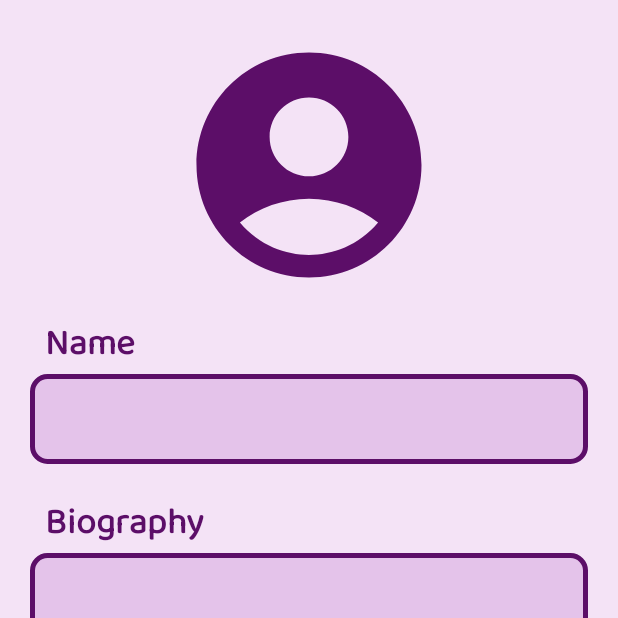
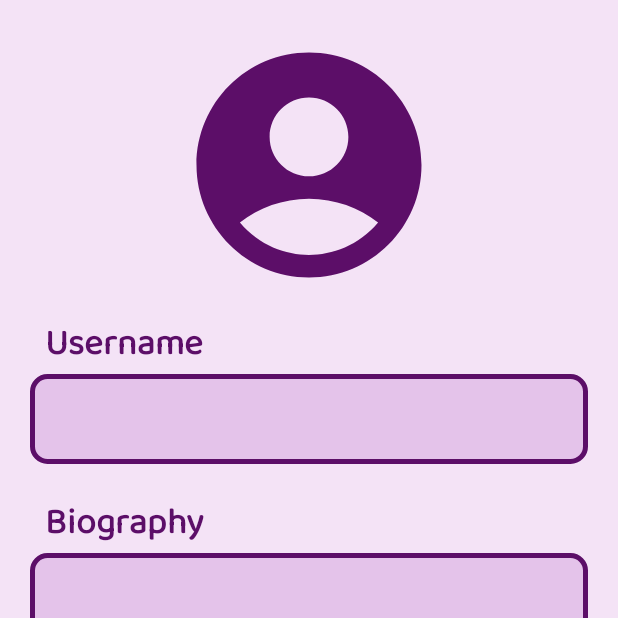
Before and after one commit to EmirKrs/socialquote, an Android app: the fragment EditProfileFragment placed in its activity, after a tap on "Save", on a phone screen of 412 x 824 dp, the top half of it. Run offline under Robolectric (Android 15) with nearby library versions, the phone set to English and light mode, and no system bars; our stand-ins replace Firebase (no records; nobody signed in at launch, a user with empty details on screens opened directly); libraries missing offline, so code that uses them is left out: com.etebarian.meowbottomnavigation; plain views replace MeowBottomNavigation; 8 statements that could not run were skipped.

Commit message:
eighth commit

```diff
--- a/app/build.gradle
+++ b/app/build.gradle
@@ -61,4 +61,7 @@ dependencies {
 
     //Shape imageview
     implementation 'com.google.android.material:material:1.10.0'
+
+    //Picasso
+    implementation 'com.squareup.picasso:picasso:2.8'
 }
--- a/app/src/main/java/com/emirhankaraarslan/socialquote/views/AddPostFragment.java
+++ b/app/src/main/java/com/emirhankaraarslan/socialquote/views/AddPostFragment.java
@@ -31,8 +31,6 @@ public class AddPostFragment extends Fragment {
 
     }
 
-
-
     @Override
     public View onCreateView(LayoutInflater inflater, ViewGroup container,
                              Bundle savedInstanceState) {
@@ -43,7 +41,6 @@ public class AddPostFragment extends Fragment {
 
     }
 
-
     @Override
     public void onViewCreated(@NonNull View view, @Nullable Bundle savedInstanceState) {
         super.onViewCreated(view, savedInstanceState);
@@ -52,7 +49,6 @@ public class AddPostFragment extends Fragment {
         binding.shareButton.setOnClickListener(new View.OnClickListener() {
             @Override
             public void onClick(View view) {
-
 
                 FragmentManager fragmentManager = requireActivity().getSupportFragmentManager();
                 FragmentTransaction fragmentTransaction = fragmentManager.beginTransaction();
--- a/app/src/main/java/com/emirhankaraarslan/socialquote/views/EditProfileFragment.java
+++ b/app/src/main/java/com/emirhankaraarslan/socialquote/views/EditProfileFragment.java
@@ -4,12 +4,10 @@ import android.Manifest;
 import android.app.Activity;
 import android.content.Intent;
 import android.content.pm.PackageManager;
-import android.graphics.Bitmap;
 import android.net.Uri;
 import android.os.Build;
 import android.os.Bundle;
 
-import androidx.activity.OnBackPressedCallback;
 import androidx.activity.result.ActivityResult;
 import androidx.activity.result.ActivityResultCallback;
 import androidx.activity.result.ActivityResultLauncher;
@@ -31,27 +29,17 @@ import android.widget.Toast;
 import com.emirhankaraarslan.socialquote.R;
 import com.emirhankaraarslan.socialquote.databinding.FragmentEditProfileBinding;
 import com.etebarian.meowbottomnavigation.MeowBottomNavigation;
-import com.google.android.gms.tasks.OnCompleteListener;
 import com.google.android.gms.tasks.OnFailureListener;
 import com.google.android.gms.tasks.OnSuccessListener;
-import com.google.android.gms.tasks.Task;
 import com.google.android.material.snackbar.Snackbar;
 import com.google.firebase.auth.FirebaseAuth;
-import com.google.firebase.auth.FirebaseUser;
 import com.google.firebase.firestore.DocumentReference;
-import com.google.firebase.firestore.DocumentSnapshot;
-import com.google.firebase.firestore.EventListener;
-import com.google.firebase.firestore.FieldValue;
 import com.google.firebase.firestore.FirebaseFirestore;
-import com.google.firebase.firestore.FirebaseFirestoreException;
-import com.google.firebase.firestore.QuerySnapshot;
 import com.google.firebase.storage.FirebaseStorage;
 import com.google.firebase.storage.StorageReference;
 import com.google.firebase.storage.UploadTask;
 
 import java.util.HashMap;
-import java.util.Map;
-import java.util.Objects;
 import java.util.UUID;
 
 
@@ -62,7 +50,7 @@ public class EditProfileFragment extends Fragment {
     private ActivityResultLauncher<String> permissionLauncher;
     private Uri imageData;
     private FirebaseStorage firebaseStorage;
-    //private FirebaseAuth auth;
+    private FirebaseAuth auth;
     private FirebaseFirestore firebaseFirestore;
     private StorageReference storageReference;
 
@@ -92,7 +80,6 @@ public class EditProfileFragment extends Fragment {
     public void onViewCreated(@NonNull View view, @Nullable Bundle savedInstanceState) {
         super.onViewCreated(view, savedInstanceState);
 
-
         MeowBottomNavigation bottomNavigation = requireActivity().findViewById(R.id.bottomNavigation);
         bottomNavigation.setVisibility(View.GONE);
 
@@ -100,8 +87,9 @@ public class EditProfileFragment extends Fragment {
 
         firebaseStorage = FirebaseStorage.getInstance();
         firebaseFirestore = FirebaseFirestore.getInstance();
-        //auth = FirebaseAuth.getInstance();
+        auth = FirebaseAuth.getInstance();
         storageReference = firebaseStorage.getReference();
+
 
         binding.saveButton.setOnClickListener(new View.OnClickListener() {
             @Override
@@ -110,7 +98,14 @@ public class EditProfileFragment extends Fragment {
                 UUID uuid = UUID.randomUUID();
                 String imageName = "images/" + uuid + ".jpg";
 
-                if (imageData != null){
+                String name = binding.nameEditText.getText().toString();
+                String biography = binding.bioEditText.getText().toString();
+
+                if (imageData == null || name.equals("")|| biography.equals("")){
+                    Toast.makeText(requireActivity(), "Lütfen alanları doldurunuz", Toast.LENGTH_SHORT).show();
+                }
+
+                else if (imageData != null && !name.equals("") && !biography.equals("")){
                     storageReference.child(imageName).putFile(imageData).addOnSuccessListener(new OnSuccessListener<UploadTask.TaskSnapshot>() {
                         @Override
                         public void onSuccess(UploadTask.TaskSnapshot taskSnapshot) {
@@ -118,17 +113,16 @@ public class EditProfileFragment extends Fragment {
                             storageReference.child(imageName).getDownloadUrl().addOnSuccessListener(new OnSuccessListener<Uri>() {
                                 @Override
                                 public void onSuccess(Uri uri) {
+
                                     String downloadUrl = uri.toString();
-                                    String name = binding.nameEditText.getText().toString();
-                                    String biography = binding.bioEditText.getText().toString();
-                                    //FirebaseUser user = auth.getCurrentUser();
+                                    String userId = auth.getCurrentUser().getUid();
 
                                     HashMap<String, Object> profileData = new HashMap<>();
 
                                     profileData.put("username",name);
                                     profileData.put("biography",biography);
                                     profileData.put("downloadurl",downloadUrl);
-                                    profileData.put("date", FieldValue.serverTimestamp());
+                                    profileData.put("userid", userId);
 
                                     firebaseFirestore.collection("Profiles").add(profileData).addOnSuccessListener(new OnSuccessListener<DocumentReference>() {
                                         @Override
@@ -137,7 +131,6 @@ public class EditProfileFragment extends Fragment {
                                             FragmentTransaction fragmentTransaction = fragmentManager.beginTransaction();
                                             fragmentTransaction.replace(R.id.frameLayout, new ProfileFragment());
                                             fragmentTransaction.commit();
-
                                         }
                                     }).addOnFailureListener(new OnFailureListener() {
                                         @Override
@@ -155,7 +148,6 @@ public class EditProfileFragment extends Fragment {
                         }
                     });
                 }
-
             }
         });
 
--- a/app/src/main/java/com/emirhankaraarslan/socialquote/views/LoginFragment.java
+++ b/app/src/main/java/com/emirhankaraarslan/socialquote/views/LoginFragment.java
@@ -30,6 +30,7 @@ public class LoginFragment extends Fragment {
     private FragmentLoginBinding binding;
     private SharedPreferences.Editor editor;
     private SharedPreferences sharedPreferences;
+
     public LoginFragment() {
         // Required empty public constructor
     }
@@ -57,6 +58,7 @@ public class LoginFragment extends Fragment {
 
         sharedPreferences = getContext().getSharedPreferences(getContext().getPackageName(), Context.MODE_PRIVATE);
         boolean isLogin = sharedPreferences.getBoolean("isLogin", false);
+
 
         if (isLogin){
             Intent intentToHome = new Intent(getActivity(), HomeActivity.class);
@@ -96,6 +98,9 @@ public class LoginFragment extends Fragment {
             public void onClick(View view) {
                 NavDirections action = LoginFragmentDirections.actionLoginFragmentToRegisterFragment();
                 Navigation.findNavController(view).navigate(action);
+
+                binding.emailPlain.setText("");
+                binding.passwordPlain.setText("");
             }
         });
     }
--- a/app/src/main/res/layout/fragment_edit_profile.xml
+++ b/app/src/main/res/layout/fragment_edit_profile.xml
@@ -28,7 +28,7 @@
         android:layout_marginStart="30dp"
         android:layout_marginTop="10dp"
         android:fontFamily="@font/baloo_bhai"
-        android:text="Name"
+        android:text="Username"
         android:textColor="@color/darkPurple"
         android:textSize="24sp"
         android:textStyle="bold"
```
Also changed, not shown: app/src/main/java/com/emirhankaraarslan/socialquote/model/Post.java (added, +19 -0 lines), app/src/main/java/com/emirhankaraarslan/socialquote/views/ProfileFragment.java (+44 -2 lines), app/src/main/java/com/emirhankaraarslan/socialquote/views/RegisterFragment.java (+10 -2 lines).
